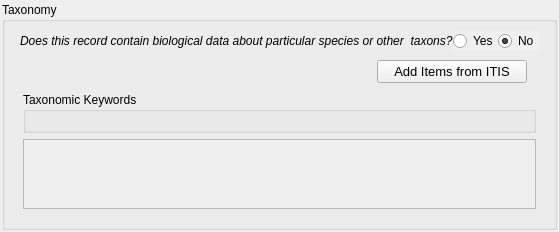
First picture: the form in pymdwizard/gui/ui_files/Taxonomy.ui, repository DOI-USGS/fort-pymdwizard, before the edit.
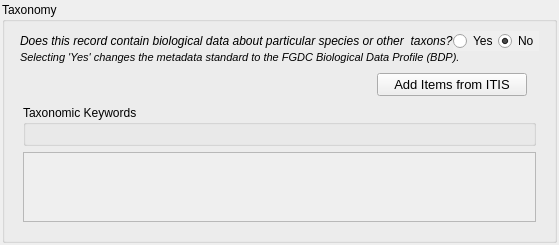
Second picture: the form after the edit.

Commit message: WIP: Default to plain FGDC and switch to BDP when taxonomy is included

Patch:
```diff
--- a/pymdwizard/gui/ui_files/Taxonomy.ui
+++ b/pymdwizard/gui/ui_files/Taxonomy.ui
@@ -126,6 +126,22 @@
           </item>
          </layout>
         </item>
+        <item>
+         <widget class="QLabel" name="label_bdp_note">
+          <property name="styleSheet">
+           <string notr="true">font: italic 8pt;</string>
+          </property>
+          <property name="text">
+           <string>Selecting 'Yes' changes the metadata standard to the FGDC Biological Data Profile (BDP).</string>
+          </property>
+          <property name="wordWrap">
+           <bool>true</bool>
+          </property>
+          <property name="indent">
+           <number>6</number>
+          </property>
+         </widget>
+        </item>
         <item>
          <widget class="QWidget" name="widget_contents" native="true">
           <property name="sizePolicy">
```
The commit also changes 10 other files.
